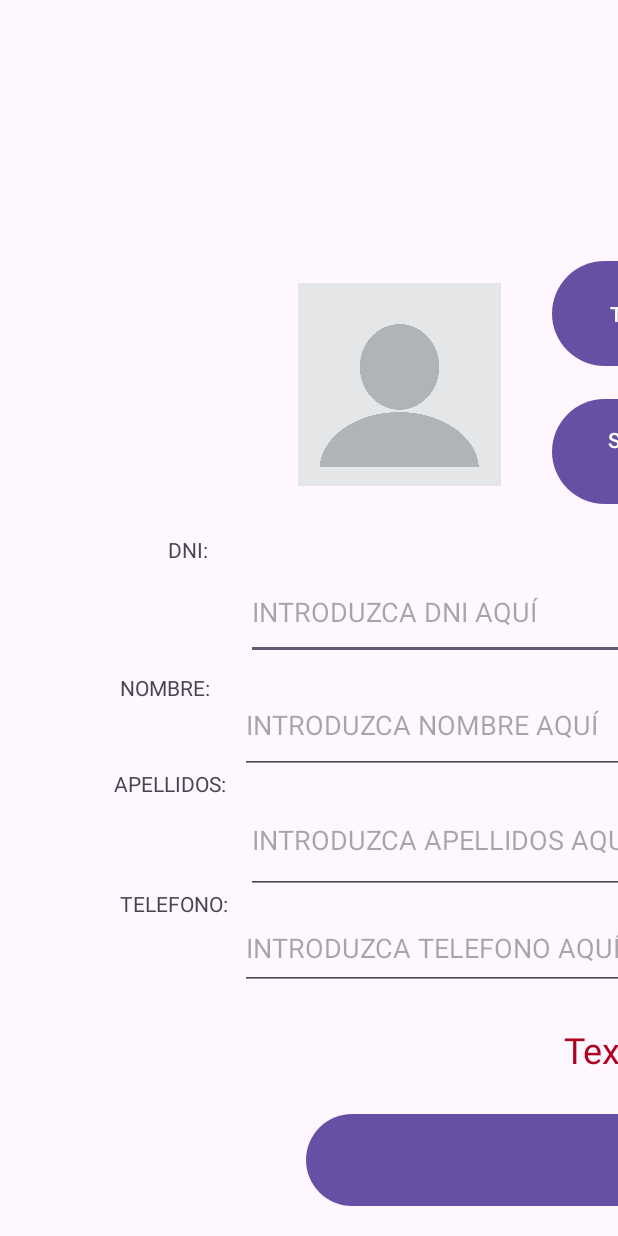
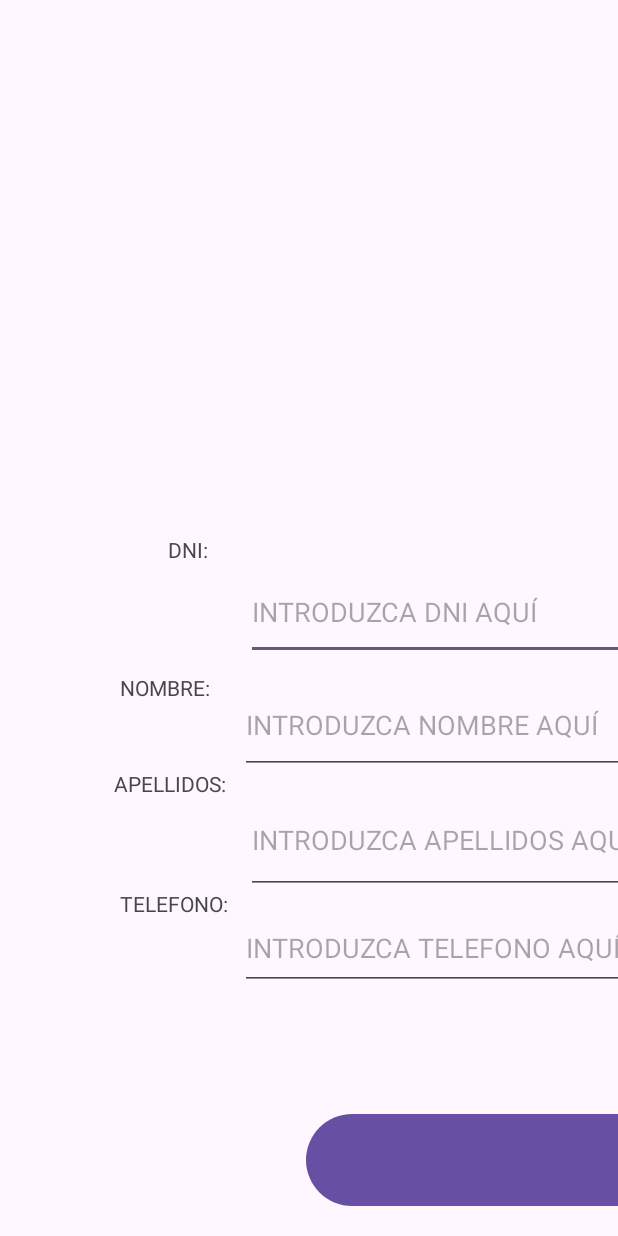
Before and after one commit to Imbota12/TFG, an Android app: the CrearUsuario screen opened directly, with no data from a screen before it, on a phone screen of 412 x 824 dp. Run offline under Robolectric (Android 15) with nearby library versions, the light colour scheme and no system bars; libraries missing offline, so code that uses them is left out: org.mindrot.jbcrypt; 4 statements that could not run were skipped.

```diff
--- a/app/build.gradle.kts
+++ b/app/build.gradle.kts
@@ -36,6 +36,7 @@ dependencies {
     implementation(libs.constraintlayout)
     implementation("com.google.android.material:material:1.11.0")
     implementation ("org.postgresql:postgresql:42.2.9")
+    implementation ("org.mindrot:jbcrypt:0.4")
     testImplementation(libs.junit)
     androidTestImplementation(libs.ext.junit)
     androidTestImplementation(libs.espresso.core)
--- a/app/src/main/res/layout/activity_crear_usuario.xml
+++ b/app/src/main/res/layout/activity_crear_usuario.xml
@@ -6,36 +6,6 @@
     android:layout_width="match_parent"
     android:layout_height="match_parent"
     tools:context=".vistas.CrearUsuario">
-
-    <Button
-        android:id="@+id/botonSeleccionarImagen"
-        android:layout_width="148dp"
-        android:layout_height="78dp"
-        android:layout_marginStart="368dp"
-        android:layout_marginBottom="484dp"
-        android:text="Seleccionar Imagen"
-        app:layout_constraintBottom_toBottomOf="parent"
-        app:layout_constraintStart_toStartOf="parent" />
-
-    <Button
-        android:id="@+id/botonTomarFoto"
-        android:layout_width="148dp"
-        android:layout_height="78dp"
-        android:layout_marginStart="368dp"
-        android:layout_marginBottom="576dp"
-        android:text="Tomar Foto"
-        app:layout_constraintBottom_toBottomOf="parent"
-        app:layout_constraintStart_toStartOf="parent" />
-
-    <ImageView
-        android:id="@+id/imageView"
-        android:layout_width="164dp"
-        android:layout_height="135dp"
-        android:layout_marginStart="184dp"
-        android:layout_marginBottom="500dp"
-        app:layout_constraintBottom_toBottomOf="parent"
-        app:layout_constraintStart_toStartOf="parent"
-        app:srcCompat="@mipmap/sinpersona" />
 
     <TextView
         android:id="@+id/tx_crearUs"
```
Also changed, not shown: app/src/main/java/com/example/tfg_sistematienda/BBDD/ConexionBBDD.java (+31 -0 lines), app/src/main/java/com/example/tfg_sistematienda/controladores/BBDDController.java (+6 -1 lines), app/src/main/java/com/example/tfg_sistematienda/vistas/CrearUsuario.java (+89 -24 lines).
